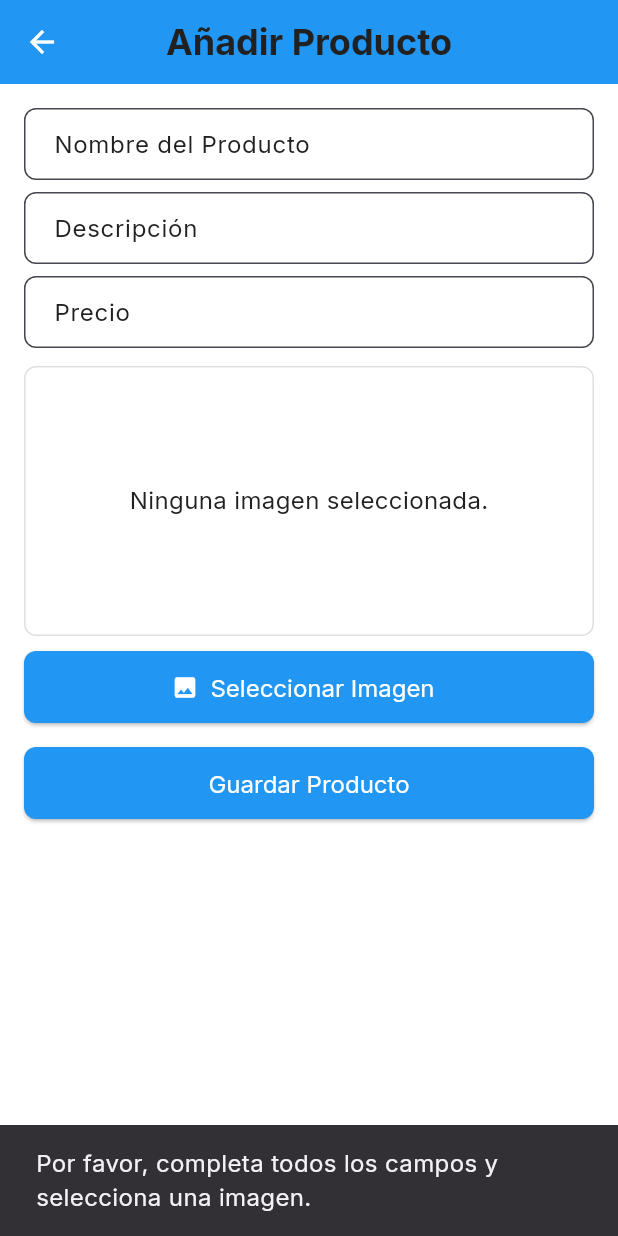
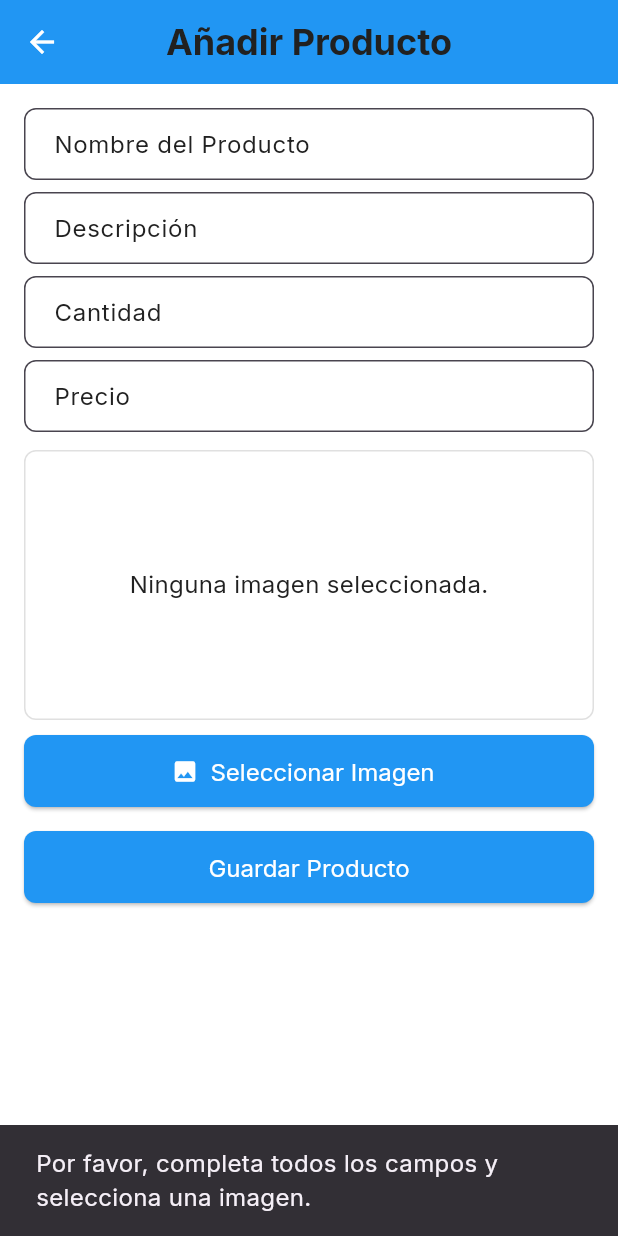
Before and after one commit to Edgarbri26/sicv_flutter, a Flutter app: the AddProductScreen screen opened directly, after a tap on "Guardar Producto", on a phone screen of 412 x 824 dp. Run offline on Flutter 3.47's test engine with Material 3 defaults, Android fonts, the phone set to English and light mode, and no system bars; our stand-ins replace fl_chart, google_fonts, image_picker, material_symbols_icons.

Commit message:
cambios de inventario agregar cantidad

```diff
--- a/lib/ui/widgets/add_product_form.dart
+++ b/lib/ui/widgets/add_product_form.dart
@@ -17,6 +17,7 @@ class _AddProductFormState extends State<AddProductForm> {
   final _nameController = TextEditingController();
   final _descriptionController = TextEditingController();
   final _priceController = TextEditingController();
+  final _stockController = TextEditingController();
   XFile? _imageFile;
   Uint8List? _imageBytes;
   final ImagePicker _picker = ImagePicker();
@@ -45,7 +46,7 @@ class _AddProductFormState extends State<AddProductForm> {
   }
 
   Future<void> _submitData() async {
-    if (_nameController.text.isEmpty || _priceController.text.isEmpty || _imageFile == null) {
+    if (_nameController.text.isEmpty || _priceController.text.isEmpty || _stockController.text.isEmpty || _imageFile == null) {
       ScaffoldMessenger.of(context).showSnackBar(
         const SnackBar(content: Text('Por favor, completa todos los campos y selecciona una imagen.')),
       );
@@ -58,10 +59,25 @@ class _AddProductFormState extends State<AddProductForm> {
       builder: (context) => const Center(child: CircularProgressIndicator()),
     );
 
+    // parse stock
+    int stock;
+    try {
+      stock = int.parse(_stockController.text);
+      if (stock < 0) throw FormatException('stock negativo');
+    } catch (e) {
+      Navigator.of(context).pop();
+      ScaffoldMessenger.of(context).showSnackBar(
+        const SnackBar(content: Text('La cantidad debe ser un número entero válido.')),
+      );
+      return;
+    }
+
+    // actual call
     await _apiService.createProduct(
       name: _nameController.text,
       description: _descriptionController.text,
       price: double.parse(_priceController.text),
+      stock: stock,
       imageFile: _imageFile!,
     );
 
@@ -70,6 +86,15 @@ class _AddProductFormState extends State<AddProductForm> {
     ScaffoldMessenger.of(context).showSnackBar(
       const SnackBar(content: Text('¡Producto enviado!')),
     );
+  }
+
+  @override
+  void dispose() {
+    _nameController.dispose();
+    _descriptionController.dispose();
+    _priceController.dispose();
+    _stockController.dispose();
+    super.dispose();
   }
 
   @override
@@ -83,6 +108,8 @@ class _AddProductFormState extends State<AddProductForm> {
           TextField(controller: _nameController, decoration: const InputDecoration(labelText: 'Nombre del Producto')),
           const SizedBox(height: 8),
           TextField(controller: _descriptionController, decoration: const InputDecoration(labelText: 'Descripción')),
+          const SizedBox(height: 8),
+          TextField(controller: _stockController, decoration: const InputDecoration(labelText: 'Cantidad'), keyboardType: TextInputType.number),
           const SizedBox(height: 8),
           TextField(controller: _priceController, decoration: const InputDecoration(labelText: 'Precio'), keyboardType: TextInputType.number),
           const SizedBox(height: 12),
```
Also changed, not shown: lib/services/product_api_service.dart (+6 -4 lines).
